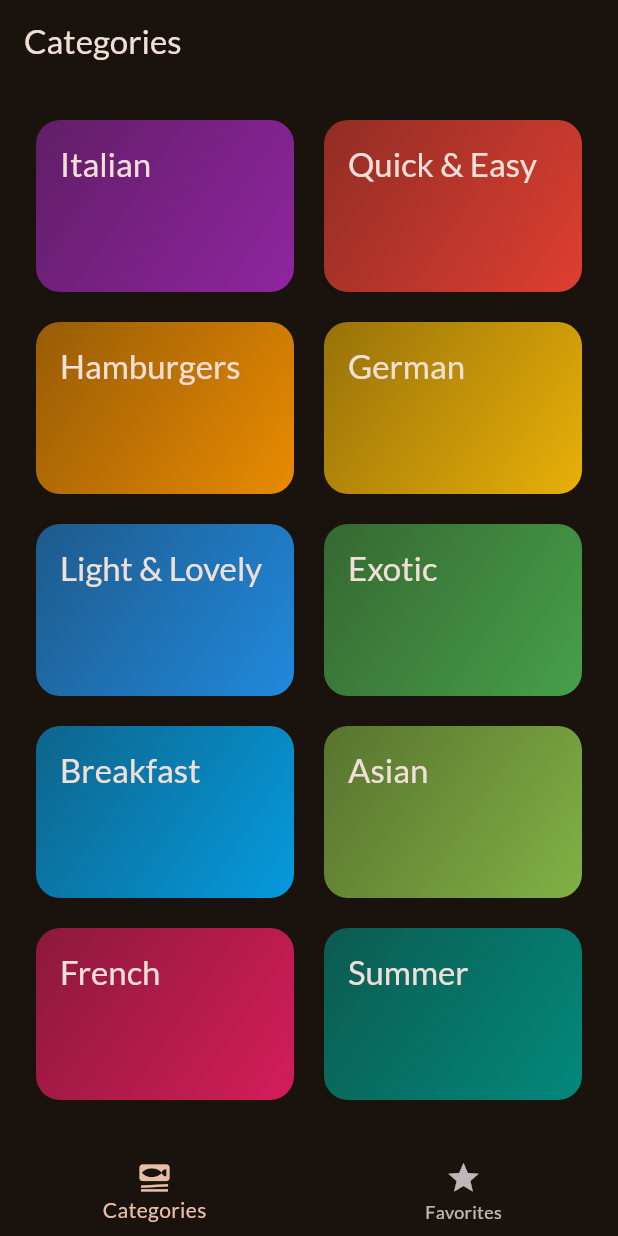
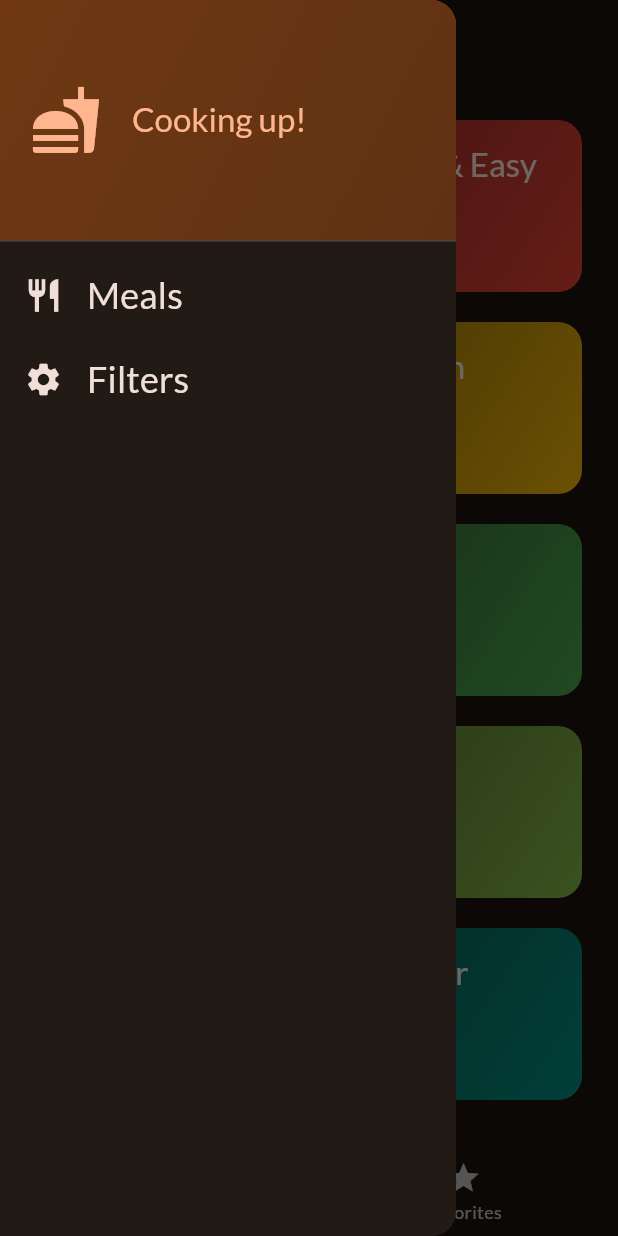
Before and after one commit to ThanhDeveloper/Flutter-App, a Flutter app: the screen it shows after launch, with the side drawer open (before the commit the screen has no drawer), on a phone screen of 412 x 824 dp. Run offline on Flutter 3.47's test engine with Material 3 defaults, Android fonts, the phone set to English and light mode, and no system bars; our stand-ins replace google_fonts, transparent_image.

Commit message:
update project

```diff
--- a/meal_app/lib/screens/tabs.dart
+++ b/meal_app/lib/screens/tabs.dart
@@ -1,7 +1,9 @@
 import 'package:flutter/material.dart';
 import 'package:meal_app/models/meal.dart';
 import 'package:meal_app/screens/categories.dart';
+import 'package:meal_app/screens/filters.dart';
 import 'package:meal_app/screens/meals.dart';
+import 'package:meal_app/widgets/main_drawer.dart';
 
 class TabsScreen extends StatefulWidget {
   const TabsScreen({super.key});
@@ -18,9 +20,8 @@ class _TabsScreenState extends State<TabsScreen> {
 
   void _showInfoMessage(String message) {
     ScaffoldMessenger.of(context).clearSnackBars();
-    ScaffoldMessenger.of(context).showSnackBar(
-      SnackBar(content: Text(message))
-    );
+    ScaffoldMessenger.of(context)
+        .showSnackBar(SnackBar(content: Text(message)));
   }
 
   void _toggleMealFavoriteStatus(Meal meal) {
@@ -33,7 +34,7 @@ class _TabsScreenState extends State<TabsScreen> {
           })
         : setState(() {
             _favoriteMeals.add(meal);
-             _showInfoMessage('Marked as a favorite!');
+            _showInfoMessage('Marked as a favorite!');
           });
   }
 
@@ -41,6 +42,17 @@ class _TabsScreenState extends State<TabsScreen> {
     setState(() {
       _selectedPageIndex = index;
     });
+  }
+
+  void _setScreen(String identifier) {
+    Navigator.of(context).pop();
+    if (identifier == 'filters') {
+      Navigator.of(context).push(
+        MaterialPageRoute(
+          builder: (ctx) => const FiltersScreen(),
+        ),
+      );
+    }
   }
 
   @override
@@ -62,6 +74,9 @@ class _TabsScreenState extends State<TabsScreen> {
       appBar: AppBar(
         title: Text(activePageTitle),
       ),
+      drawer: MainDrawer(
+        onSelectScreen: _setScreen,
+      ),
       body: activePage,
       bottomNavigationBar: BottomNavigationBar(
         onTap: _selectPage,
--- /dev/null
+++ b/meal_app/lib/widgets/main_drawer.dart
@@ -0,0 +1,75 @@
+import 'package:flutter/material.dart';
+
+class MainDrawer extends StatelessWidget {
+  const MainDrawer({super.key, required this.onSelectScreen});
+
+  final void Function(String identifier) onSelectScreen;
+
+  @override
+  Widget build(BuildContext context) {
+    return Drawer(
+      child: Column(
+        children: [
+          DrawerHeader(
+            padding: const EdgeInsets.all(20),
+            decoration: BoxDecoration(
+                gradient: LinearGradient(colors: [
+              Theme.of(context).colorScheme.primaryContainer,
+              Theme.of(context).colorScheme.primaryContainer.withOpacity(0.8),
+            ], begin: Alignment.topLeft, end: Alignment.bottomRight)),
+            child: Row(
+              children: [
+                Icon(
+                  Icons.fastfood,
+                  size: 48,
+                  color: Theme.of(context).colorScheme.primary,
+                ),
+                const SizedBox(
+                  width: 20,
+                ),
+                Text(
+                  'Cooking up!',
+                  style: Theme.of(context).textTheme.titleLarge!.copyWith(
+                        color: Theme.of(context).colorScheme.primary,
+                      ),
+                ),
+              ],
+            ),
+          ),
+          ListTile(
+            leading: Icon(
+              Icons.restaurant,
+              size: 26,
+              color: Theme.of(context).colorScheme.onBackground,
+            ),
+            title: Text(
+              'Meals',
+              style: Theme.of(context).textTheme.titleSmall!.copyWith(
+                  color: Theme.of(context).colorScheme.onBackground,
+                  fontSize: 24),
+            ),
+            onTap: () {
+              onSelectScreen('meals');
+            },
+          ),
+          ListTile(
+            leading: Icon(
+              Icons.settings,
+              size: 26,
+              color: Theme.of(context).colorScheme.onBackground,
+            ),
+            title: Text(
+              'Filters',
+              style: Theme.of(context).textTheme.titleSmall!.copyWith(
+                  color: Theme.of(context).colorScheme.onBackground,
+                  fontSize: 24),
+            ),
+            onTap: () {
+              onSelectScreen('filters');
+            },
+          )
+        ],
+      ),
+    );
+  }
+}
```
Also changed, not shown: meal_app/lib/screens/filters.dart (added, +91 -0 lines).
